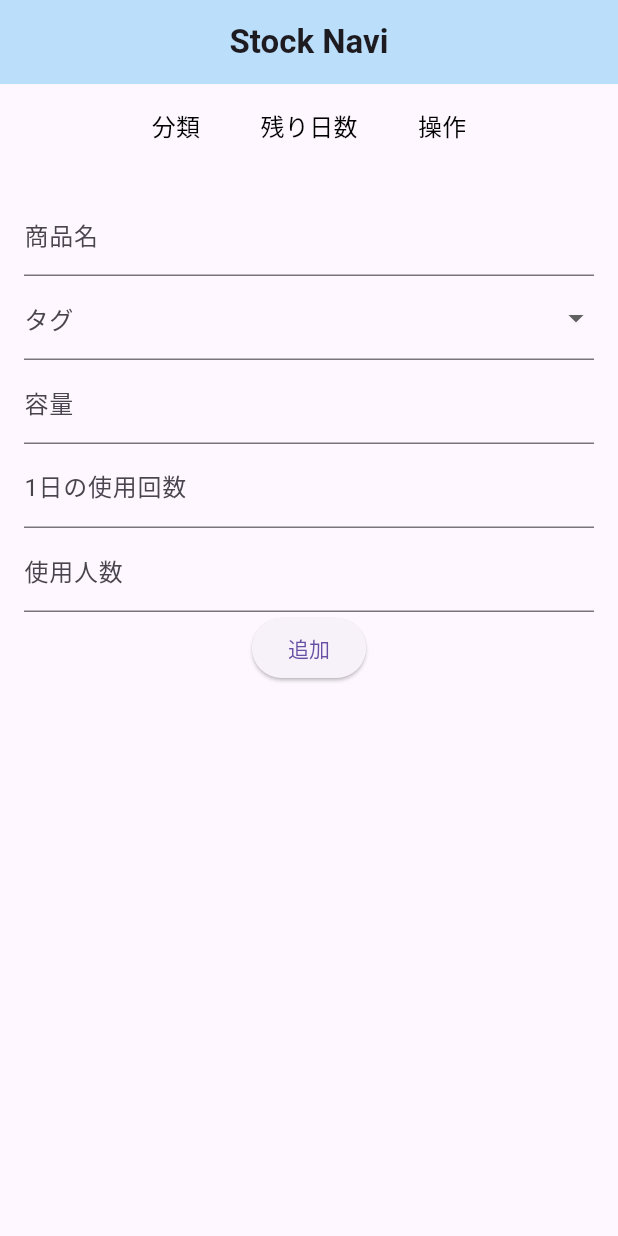
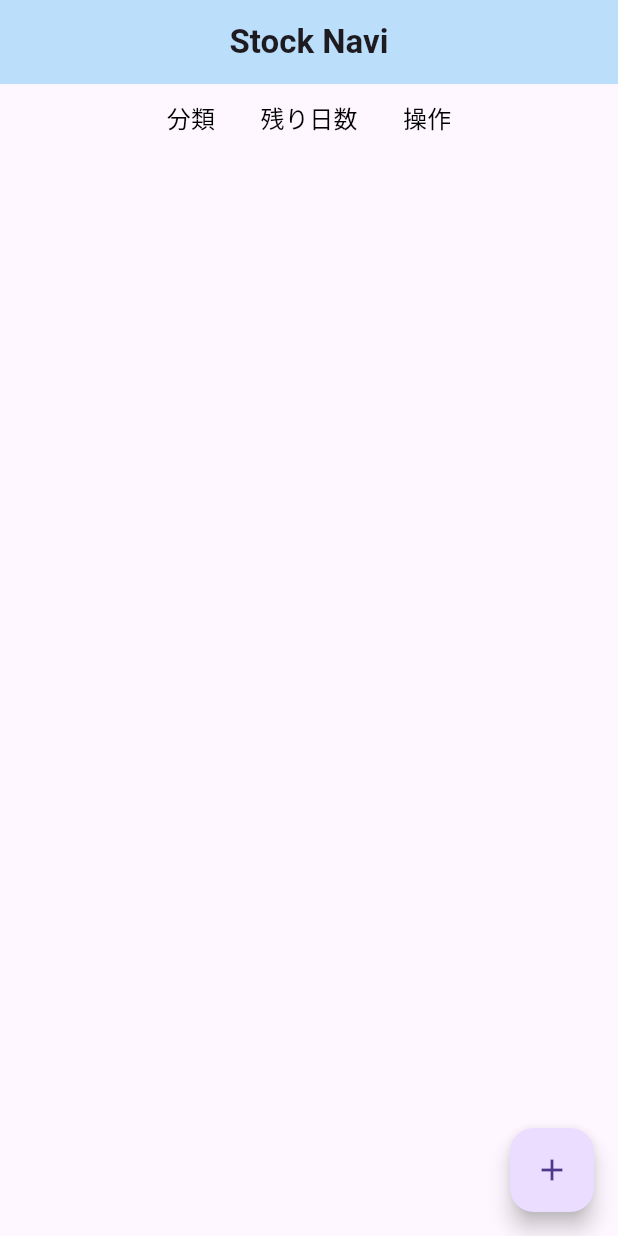
Before and after one commit to Engineer-Guild-Hackathon-2025-March/StockNavi, a Flutter app: the screen it shows after launch, on a phone screen of 412 x 824 dp. Run offline on Flutter 3.47's test engine with Material 3 defaults, Android fonts, the phone set to English and light mode, and no system bars; our stand-ins replace flutter_local_notifications, sqflite, timezone; accounts and stored records are empty.

Commit message:
追加フォームの削除、addボタンの追加

```diff
--- a/lib/views/base_view.dart
+++ b/lib/views/base_view.dart
@@ -65,11 +65,18 @@ class BaseViewState extends State<BaseView> {
         centerTitle: true,
         backgroundColor: Colors.blue.shade100,
       ),
-      body: SingleChildScrollView(
+      body: Padding(
+        padding: const EdgeInsets.symmetric(horizontal: 10, vertical: 3),
+        child: _table.build(context, _consumables),
+      ),
+      /*body: SingleChildScrollView(
         child: Column(
           children: [_table.build(context, _consumables), _buildAddItemForm()],
-          //children: [_table.build(context, _consumables)],
         ),
+      ),*/
+      floatingActionButton: FloatingActionButton(
+        child: Icon(Icons.add),
+        onPressed: () {},
       ),
     );
   }
```
Also changed, not shown: lib/views/table_view.dart (+15 -6 lines).
